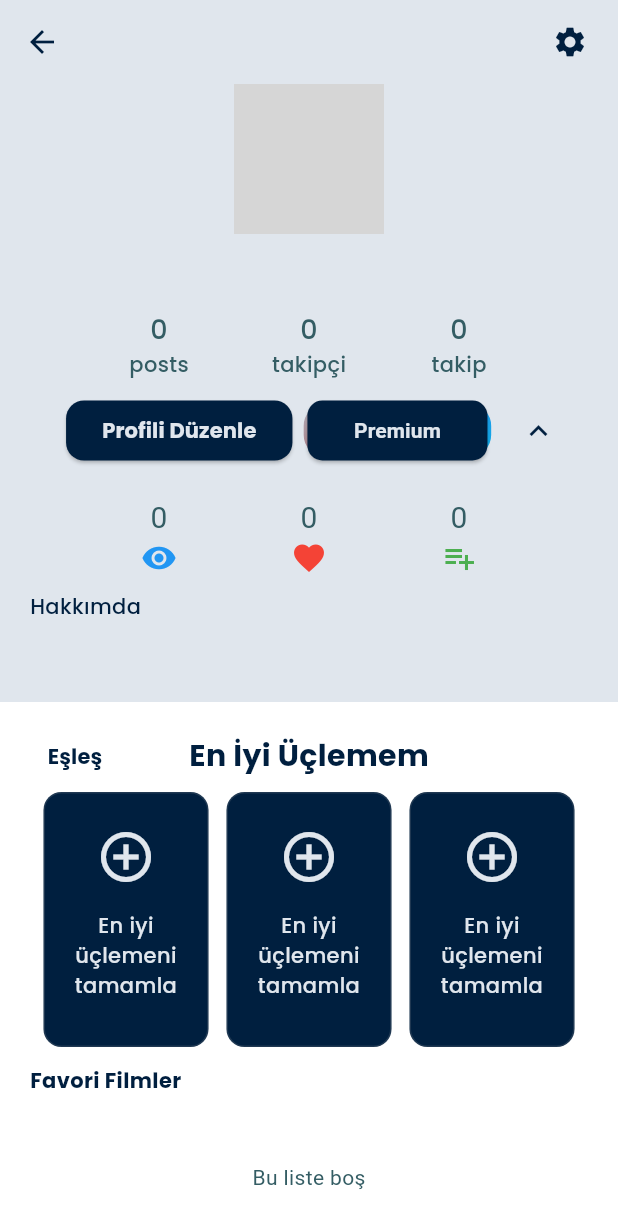
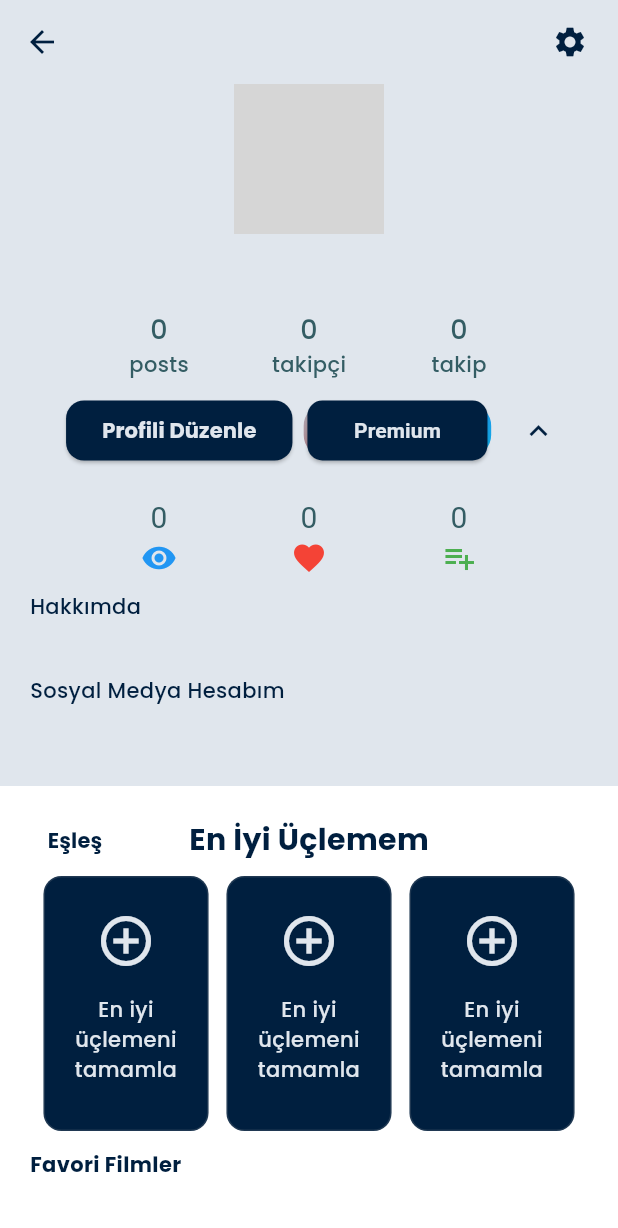
Before and after one commit to Nail-mehmet/Cinemate, a Flutter app: the ProfilePage2 screen opened directly with empty values, after a tap on the "keyboard arrow down" icon, on a phone screen of 412 x 824 dp. Shown: the top 1228 px of the screen. Run offline on Flutter 3.47's test engine with Material 3 defaults, Android fonts, the phone set to English and light mode, and no system bars; our stand-ins replace animated_splash_screen, awesome_snackbar_content, bloc, cached_network_image, cloud_firestore, device_preview and 13 more; missing offline and left inert: debounce_throttle, gotrue, home_widget; accounts and stored records are empty; network calls fail; project files that could hold a hidden picture were left out; grey boxes are pictures that could not be loaded.

Commit message:
profile bug fixing

```diff
--- a/lib/features/profile/presentation/cubits/profile_cubit.dart
+++ b/lib/features/profile/presentation/cubits/profile_cubit.dart
@@ -19,16 +19,18 @@ class ProfileCubit extends Cubit<ProfileState> {
 
   // Kullanıcı profilini çek (tek profil sayfası için)
   Future<void> fetchUserProfile(String uid) async {
+    if (state is ProfileLoaded && (state as ProfileLoaded).profileUser.uid == uid) {
+      return; // Zaten aynı kullanıcı yüklüyse tekrar çekme
+    }
+
+    emit(ProfileLoading());
     try {
-      emit(ProfileLoading());
       final user = await profileRepo.fetchUserProfile(uid);
-      if (user != null) {
-        emit(ProfileLoaded(user));
-      } else {
-        emit(ProfileError("Böyle bir kullanıcı yok"));
-      }
+      emit(user != null
+          ? ProfileLoaded(user)
+          : ProfileError("Kullanıcı bulunamadı"));
     } catch (e) {
-      emit(ProfileError(e.toString()));
+      emit(ProfileError("Profil yüklenemedi: ${e.toString()}"));
     }
   }
 
@@ -79,20 +81,16 @@ class ProfileCubit extends Cubit<ProfileState> {
     emit(ProfileLoading());
     try {
       final currentUser = await profileRepo.fetchUserProfile(uid);
-
       if (currentUser == null) {
         emit(ProfileError("Kullanıcı bilgisi yüklenemedi"));
         return;
       }
 
       String? imageDownloadUrl;
-
       if (imageWebBytes != null || imageMobilePath != null) {
-        if (imageMobilePath != null) {
-          imageDownloadUrl = await storageRepo.uploadProfileImageMobile(imageMobilePath, uid);
-        } else if (imageWebBytes != null) {
-          imageDownloadUrl = await storageRepo.uploadProfileImageWeb(imageWebBytes, uid);
-        }
+        imageDownloadUrl = imageMobilePath != null
+            ? await storageRepo.uploadProfileImageMobile(imageMobilePath, uid)
+            : await storageRepo.uploadProfileImageWeb(imageWebBytes!, uid);
 
         if (imageDownloadUrl == null) {
           emit(ProfileError("Resim yüklenemedi"));
@@ -101,19 +99,21 @@ class ProfileCubit extends Cubit<ProfileState> {
       }
 
       final updatedProfile = currentUser.copyWith(
-        newBio: newBio ?? currentUser.bio,
-        newName: newName ?? currentUser.name,
-        newEmail: newEmail ?? currentUser.email,
-        newProfileImageUrl: imageDownloadUrl ?? currentUser.profileImageUrl,
-        newBusiness: newBusiness ?? currentUser.business
+        newBio: newBio,
+        newName: newName,
+        newEmail: newEmail,
+        newProfileImageUrl: imageDownloadUrl,
+        newBusiness: newBusiness,
       );
+
 
       await profileRepo.updateProfile(updatedProfile);
 
-      // Güncellenmiş profili tekrar çek
-      await fetchUserProfile(uid);
+      // Güncellenmiş profili emit et
+      emit(ProfileLoaded(updatedProfile)); // <-- Direkt güncellenmiş kullanıcıyı gönder
+
     } catch (e) {
-      emit(ProfileError("Profil hatası: $e"));
+      emit(ProfileError("Profil güncelleme hatası: ${e.toString()}"));
     }
   }
 
--- a/lib/features/profile/presentation/cubits/profile_states.dart
+++ b/lib/features/profile/presentation/cubits/profile_states.dart
@@ -16,3 +16,4 @@ class ProfileError extends ProfileState {
   final String message;
   ProfileError(this.message); // Düzeltildi
 }
+class ProfileUpdateSuccess extends ProfileState {} // Yeni state
--- a/lib/features/profile/presentation/pages/profile_page2.dart
+++ b/lib/features/profile/presentation/pages/profile_page2.dart
@@ -1,5 +1,6 @@
 import 'dart:async';
 import 'dart:convert';
+import 'package:url_launcher/url_launcher.dart';
 
 import 'package:Cinemate/features/chats/chat_bloc.dart';
 import 'package:flutter/material.dart';
@@ -1031,6 +1032,7 @@ class _ProfilePage2State extends State<ProfilePage2>
     );
   }
 
+
   @override
   Widget build(BuildContext context) {
     bool isOwnPost = (widget.uid == currentUser!.uid);
@@ -1115,12 +1117,19 @@ class _ProfilePage2State extends State<ProfilePage2>
                                     padding: const EdgeInsets.only(left: 15.0),
                                     child: ElevatedButton(
                                       onPressed: () {
+                                        // ProfilePage içinde:
                                         Navigator.push(
                                           context,
                                           MaterialPageRoute(
                                             builder: (context) => EditProfilePage(user: user),
                                           ),
                                         );
+                                            /*.then((result) {
+                                          if (result == true) {
+                                            // Profil düzenlendiyse verileri yenile
+                                            context.read<ProfileCubit>().fetchUserProfile(user.uid);
+                                          }
+                                        });*/
 
 
                                       },
@@ -1186,6 +1195,13 @@ class _ProfilePage2State extends State<ProfilePage2>
                                         );
                                       }
                                     },
+                                    style: ElevatedButton.styleFrom(
+                                        backgroundColor:
+                                        Theme.of(context).colorScheme.primary,
+                                        foregroundColor:
+                                        Theme.of(context).colorScheme.onPrimary,
+                                        shape: RoundedRectangleBorder(borderRadius: BorderRadius.circular(12),)
+                                    ),
                                     child: const Text('Mesaj Gönder'),
                                   )
 
@@ -1274,6 +1290,40 @@ class _ProfilePage2State extends State<ProfilePage2>
                                               style: AppTextStyles.italic
                                                   .copyWith(fontSize: 13,color: Theme.of(context).colorScheme.primary),
                                               textAlign: TextAlign.left,
+                                            ),
+                                          ),
+                                          SizedBox(height: 12,),
+                                          Text(
+                                            "Sosyal Medya Hesabım",
+                                            style: AppTextStyles.medium.copyWith(
+                                              color: Theme.of(context).colorScheme.primary,
+                                            ),
+                                            textAlign: TextAlign.left,
+                                          ),
+                                          SizedBox(height: 5),
+                                          GestureDetector(
+                                            onTap: () async {
+                                              final url = Uri.parse(user.business!);
+                                              if (await canLaunchUrl(url)) {
+                                                await launchUrl(url, mode: LaunchMode.externalApplication);
+                                              } else {
+                                                // URL açılamazsa kullanıcıya bilgi verebilirsin
+                                                ScaffoldMessenger.of(context).showSnackBar(
+                                                  SnackBar(content: Text('URL açılamıyor')),
+                                                );
+                                              }
+                                            },
+                                            child: Container(
+                                              width: double.infinity,
+                                              child: Text(
+                                                user.business!,
+                                                style: AppTextStyles.italic.copyWith(
+                                                  fontSize: 13,
+                                                  color: Theme.of(context).colorScheme.primary,
+                                                  decoration: TextDecoration.underline, // Link gibi görünmesi için
+                                                ),
+                                                textAlign: TextAlign.left,
+                                              ),
                                             ),
                                           ),
                                         ],
```
Also changed, not shown: lib/features/profile/data/firebase_profile_repo.dart (+6 -16 lines), lib/features/profile/presentation/pages/edit_profile_page.dart (+49 -32 lines), 2 other files.
